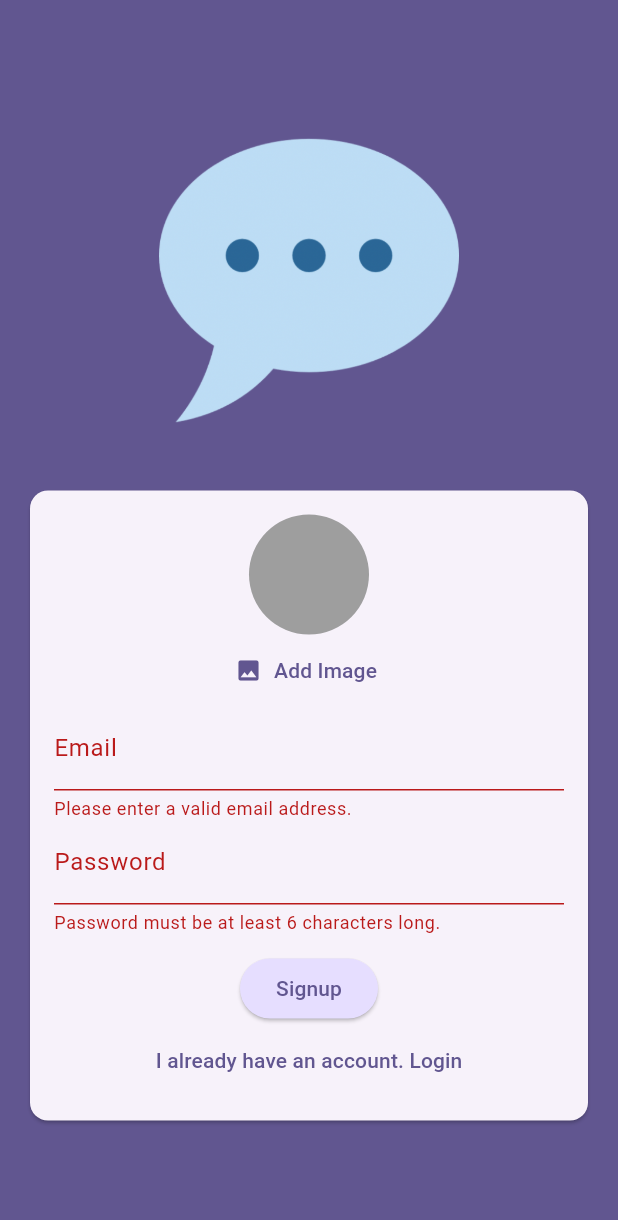
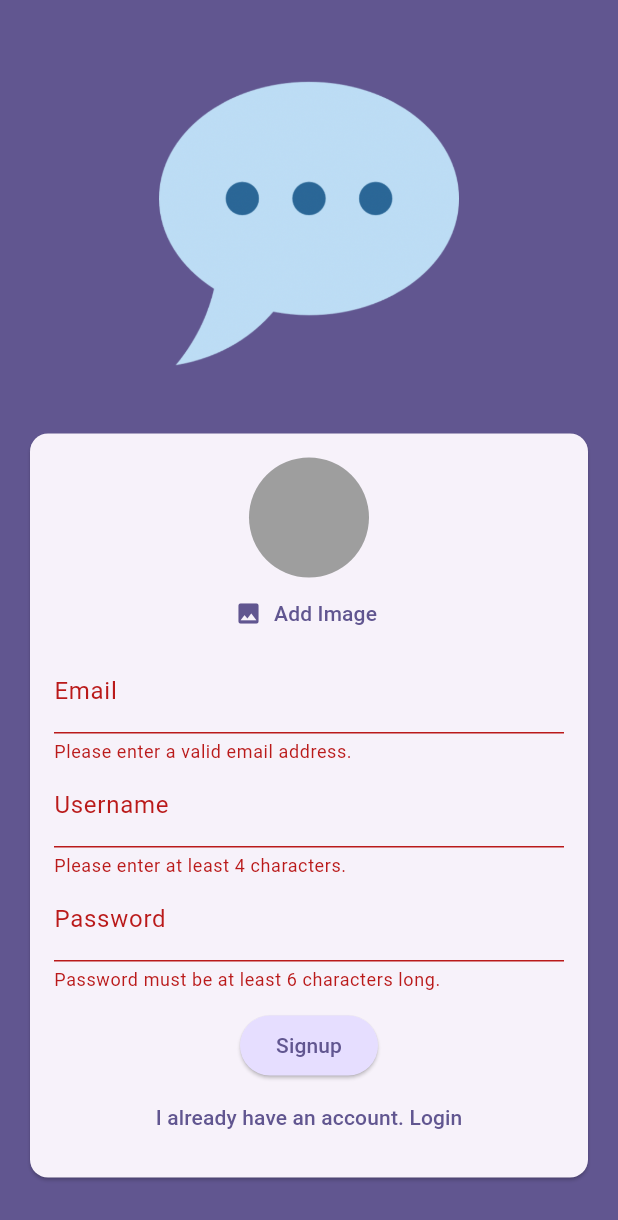
Before and after one commit to evanz1215/flutter_chat_app, a Flutter app: the screen it shows after launch, after a tap on "Login", after a tap on "Create an account", after a tap on "Signup", on a phone screen of 412 x 824 dp. Shown: the top 1220 px of the screen. Run offline on Flutter 3.47's test engine with Material 3 defaults, Android fonts, the phone set to English and light mode, and no system bars; our stand-ins replace cloud_firestore, firebase_auth, firebase_core, firebase_storage, image_picker; accounts and stored records are empty.

Commit message:
Add username field to registration form in AuthScreen

```diff
--- a/lib/screens/auth.dart
+++ b/lib/screens/auth.dart
@@ -21,6 +21,7 @@ class _AuthScreenState extends State<AuthScreen> {
   bool _isLogin = true;
   String _enteredEmail = '';
   String _enteredPassword = '';
+  String _enteredUsername = '';
   File? _selectedImage;
   bool _isAuthenticating = false;
 
@@ -51,7 +52,7 @@ class _AuthScreenState extends State<AuthScreen> {
         final imageUrl = await storageRef.getDownloadURL();
 
         await FirebaseFirestore.instance.collection("users").doc(userCredentials.user!.uid).set({
-          'username': 'to be done...',
+          'username': _enteredUsername,
           'email': _enteredEmail,
           'image_url': imageUrl,
         });
@@ -120,6 +121,20 @@ class _AuthScreenState extends State<AuthScreen> {
                               _enteredEmail = value!;
                             },
                           ),
+                          if (!_isLogin)
+                            TextFormField(
+                              decoration: const InputDecoration(labelText: 'Username'),
+                              enableSuggestions: false,
+                              validator: (value) {
+                                if (value == null || value.isEmpty || value.length < 4) {
+                                  return 'Please enter at least 4 characters.';
+                                }
+                                return null;
+                              },
+                              onSaved: (value) {
+                                _enteredUsername = value!;
+                              },
+                            ),
                           TextFormField(
                             decoration: const InputDecoration(labelText: 'Password'),
                             obscureText: true, //隱藏密碼
```
